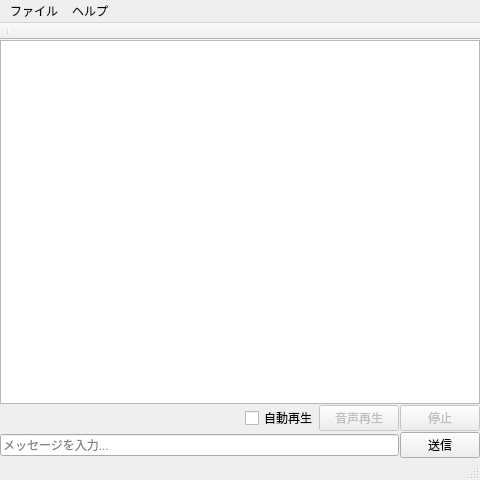
The window that src/MainWindow.ui (mitayuki3/flexichat) describes before a commit, drawn with Qt 5.
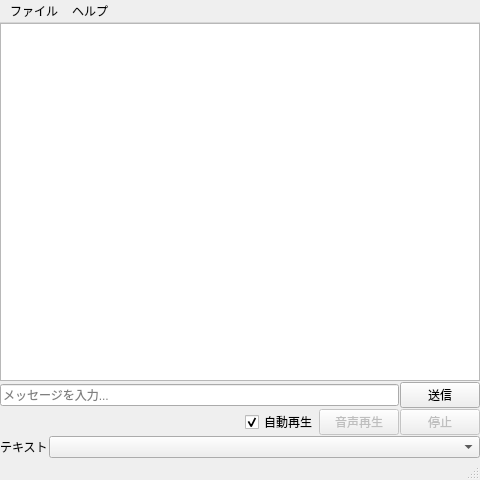
The same window after the commit.

Commit message: プロファイルコンボボックスをツールバーからUIファイルに移動

Diff of the .ui file:
```diff
--- a/src/MainWindow.ui
+++ b/src/MainWindow.ui
@@ -52,6 +52,27 @@
       </property>
      </widget>
     </item>
+    <item>
+     <layout class="QHBoxLayout" name="inputLayout">
+      <property name="spacing">
+       <number>1</number>
+      </property>
+      <item>
+       <widget class="QLineEdit" name="inputField">
+        <property name="placeholderText">
+         <string>メッセージを入力...</string>
+        </property>
+       </widget>
+      </item>
+      <item>
+       <widget class="QPushButton" name="sendButton">
+        <property name="text">
+         <string>送信</string>
+        </property>
+       </widget>
+      </item>
+     </layout>
+    </item>
     <item>
      <layout class="QHBoxLayout" name="speechLayout">
       <item>
@@ -72,6 +93,9 @@
         <property name="text">
          <string>自動再生</string>
         </property>
+        <property name="checked">
+         <bool>true</bool>
+        </property>
        </widget>
       </item>
       <item>
@@ -97,24 +121,20 @@
      </layout>
     </item>
     <item>
-     <layout class="QHBoxLayout" name="inputLayout">
-      <property name="spacing">
-       <number>1</number>
-      </property>
-      <item>
-       <widget class="QLineEdit" name="inputField">
-        <property name="placeholderText">
-         <string>メッセージを入力...</string>
-        </property>
-       </widget>
-      </item>
-      <item>
-       <widget class="QPushButton" name="sendButton">
+     <layout class="QHBoxLayout" name="profileLayout"/>
+    </item>
+    <item>
+     <layout class="QFormLayout" name="formLayout">
+      <item row="0" column="0">
+       <widget class="QLabel" name="profileLabel">
         <property name="text">
-         <string>送信</string>
+         <string>テキスト</string>
         </property>
        </widget>
       </item>
+      <item row="0" column="1">
+       <widget class="QComboBox" name="profileCombo"/>
+      </item>
      </layout>
     </item>
    </layout>
@@ -145,27 +165,6 @@
    <addaction name="menuFile"/>
    <addaction name="menuHelp"/>
   </widget>
-  <widget class="QToolBar" name="profileToolBar">
-   <property name="windowTitle">
-    <string>プロファイル</string>
-   </property>
-   <property name="movable">
-    <bool>false</bool>
-   </property>
-   <property name="iconSize">
-    <size>
-     <width>16</width>
-     <height>16</height>
-    </size>
-   </property>
-   <attribute name="toolBarArea">
-    <enum>TopToolBarArea</enum>
-   </attribute>
-   <attribute name="toolBarBreak">
-    <bool>false</bool>
-   </attribute>
-   <addaction name="separator"/>
-  </widget>
   <widget class="QStatusBar" name="statusbar"/>
   <action name="actionExit">
    <property name="text">
```
The commit also changes 2 other files.
